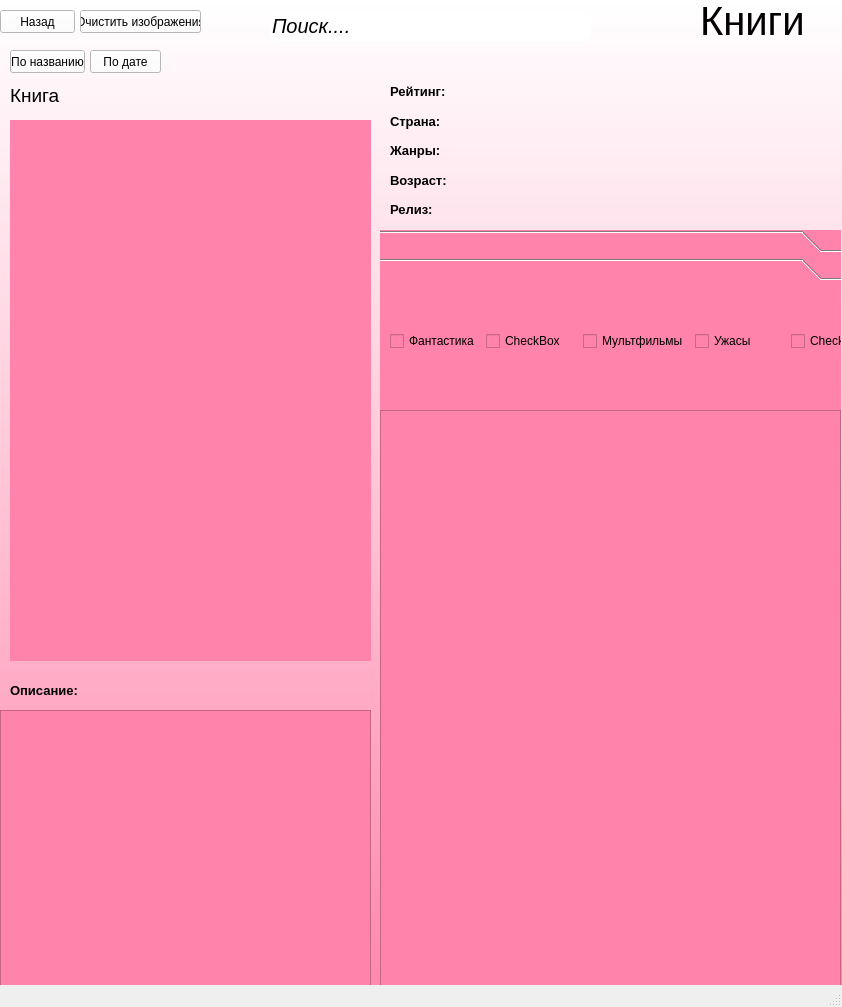
The window that ui/books_comics.ui (Zloiben/Application) describes before a commit, drawn with Qt 5.
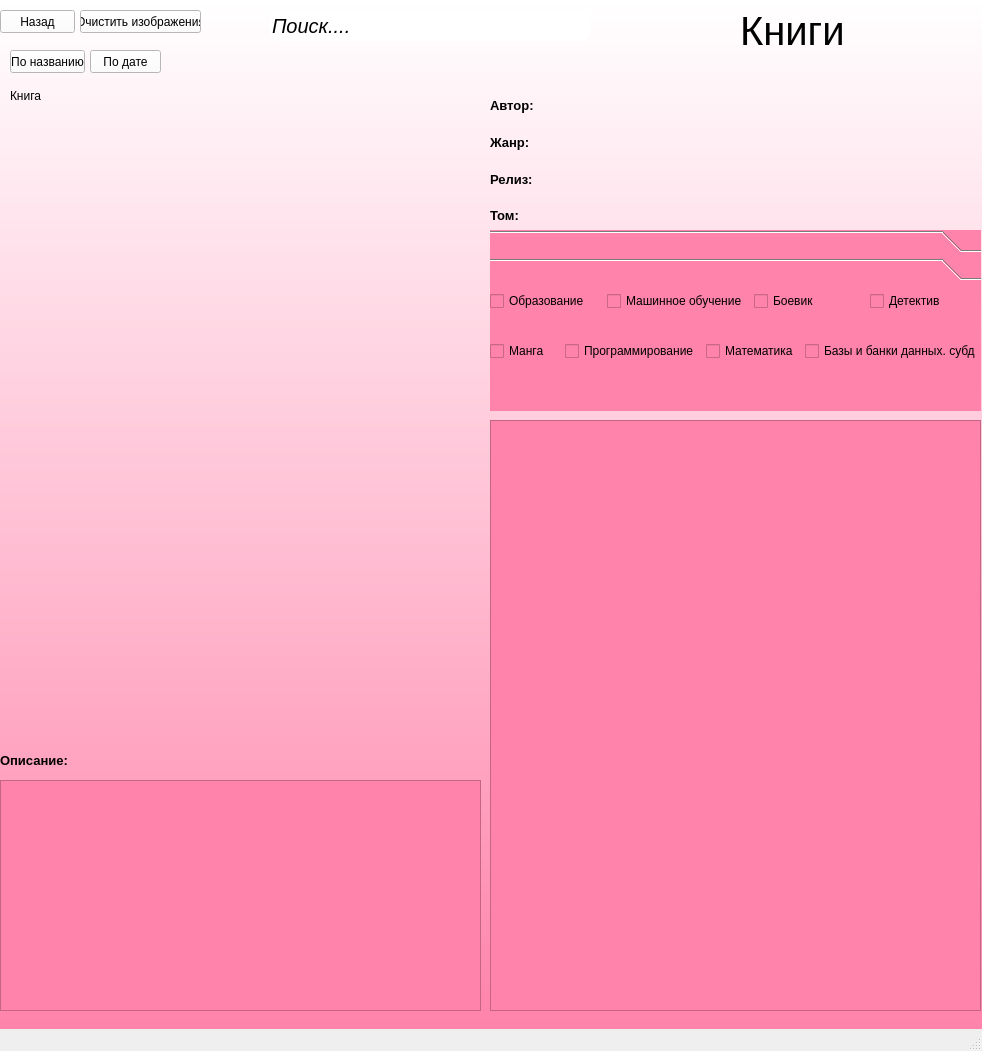
The same window after the commit. The open tabs and pages were chosen to show the change.

Diff of the .ui file:
```diff
--- a/ui/books_comics.ui
+++ b/ui/books_comics.ui
@@ -9,8 +9,8 @@
    <rect>
     <x>0</x>
     <y>0</y>
-    <width>842</width>
-    <height>1007</height>
+    <width>982</width>
+    <height>1051</height>
    </rect>
   </property>
   <property name="windowTitle">
@@ -73,8 +73,8 @@
      <rect>
       <x>0</x>
       <y>80</y>
-      <width>371</width>
-      <height>631</height>
+      <width>481</width>
+      <height>701</height>
      </rect>
     </property>
     <widget class="QLabel" name="image">
@@ -82,12 +82,12 @@
       <rect>
        <x>10</x>
        <y>40</y>
-       <width>361</width>
-       <height>541</height>
+       <width>471</width>
+       <height>631</height>
       </rect>
      </property>
      <property name="styleSheet">
-      <string notr="true">background-color: rgba(255, 131, 171, 255);</string>
+      <string notr="true"/>
      </property>
      <property name="text">
       <string/>
@@ -96,8 +96,8 @@
     <widget class="QLabel" name="description">
      <property name="geometry">
       <rect>
-       <x>10</x>
-       <y>600</y>
+       <x>0</x>
+       <y>670</y>
        <width>71</width>
        <height>20</height>
       </rect>
@@ -118,13 +118,13 @@
       <rect>
        <x>10</x>
        <y>0</y>
-       <width>281</width>
+       <width>371</width>
        <height>31</height>
       </rect>
      </property>
      <property name="font">
       <font>
-       <pointsize>14</pointsize>
+       <pointsize>9</pointsize>
       </font>
      </property>
      <property name="text">
@@ -136,9 +136,9 @@
     <property name="geometry">
      <rect>
       <x>0</x>
-      <y>710</y>
-      <width>371</width>
-      <height>291</height>
+      <y>780</y>
+      <width>481</width>
+      <height>231</height>
      </rect>
     </property>
     <property name="font">
@@ -190,9 +190,9 @@
    <widget class="QToolBox" name="categories">
     <property name="geometry">
      <rect>
-      <x>380</x>
+      <x>490</x>
       <y>230</y>
-      <width>461</width>
+      <width>491</width>
       <height>181</height>
      </rect>
     </property>
@@ -217,7 +217,7 @@
       <rect>
        <x>0</x>
        <y>0</y>
-       <width>461</width>
+       <width>491</width>
        <height>127</height>
       </rect>
      </property>
@@ -227,45 +227,78 @@
      <widget class="QWidget" name="layoutWidget">
       <property name="geometry">
        <rect>
-        <x>10</x>
-        <y>0</y>
+        <x>0</x>
+        <y>-10</y>
         <width>491</width>
-        <height>111</height>
+        <height>51</height>
        </rect>
       </property>
       <layout class="QHBoxLayout" name="categories_3">
        <item>
         <widget class="QCheckBox" name="checkBox_6">
          <property name="text">
-          <string>Фантастика</string>
+          <string>Образование</string>
          </property>
         </widget>
        </item>
        <item>
         <widget class="QCheckBox" name="checkBox_7">
          <property name="text">
-          <string>CheckBox</string>
+          <string>Машинное обучение</string>
          </property>
         </widget>
        </item>
        <item>
         <widget class="QCheckBox" name="checkBox_8">
          <property name="text">
-          <string>Мультфильмы</string>
+          <string>Боевик</string>
          </property>
         </widget>
        </item>
        <item>
         <widget class="QCheckBox" name="checkBox_9">
          <property name="text">
-          <string>Ужасы</string>
+          <string>Детектив</string>
+         </property>
+        </widget>
+       </item>
+      </layout>
+     </widget>
+     <widget class="QWidget" name="layoutWidget_2">
+      <property name="geometry">
+       <rect>
+        <x>0</x>
+        <y>40</y>
+        <width>491</width>
+        <height>51</height>
+       </rect>
+      </property>
+      <layout class="QHBoxLayout" name="categories_4">
+       <item>
+        <widget class="QCheckBox" name="checkBox">
+         <property name="text">
+          <string>Манга</string>
          </property>
         </widget>
        </item>
        <item>
         <widget class="QCheckBox" name="checkBox_10">
          <property name="text">
-          <string>CheckBox</string>
+          <string>Программирование</string>
+         </property>
+        </widget>
+       </item>
+       <item>
+        <widget class="QCheckBox" name="checkBox_11">
+         <property name="text">
+          <string>Математика</string>
+         </property>
+        </widget>
+       </item>
+       <item>
+        <widget class="QCheckBox" name="checkBox_12">
+         <property name="text">
+          <string>Базы и банки данных. субд</string>
          </property>
         </widget>
        </item>
@@ -276,9 +309,9 @@
    <widget class="QListWidget" name="table_books">
     <property name="geometry">
      <rect>
-      <x>380</x>
-      <y>410</y>
-      <width>461</width>
+      <x>490</x>
+      <y>420</y>
+      <width>491</width>
       <height>591</height>
      </rect>
     </property>
@@ -292,8 +325,8 @@
    <widget class="QLabel" name="label">
     <property name="geometry">
      <rect>
-      <x>700</x>
-      <y>0</y>
+      <x>740</x>
+      <y>10</y>
       <width>161</width>
       <height>41</height>
      </rect>
@@ -342,8 +375,8 @@
    <widget class="QWidget" name="verticalLayoutWidget_5">
     <property name="geometry">
      <rect>
-      <x>480</x>
-      <y>80</y>
+      <x>540</x>
+      <y>90</y>
       <width>141</width>
       <height>141</height>
      </rect>
@@ -353,17 +386,7 @@
       <number>9</number>
      </property>
      <item>
-      <widget class="QLabel" name="output_rating">
-       <property name="styleSheet">
-        <string notr="true"/>
-       </property>
-       <property name="text">
-        <string/>
-       </property>
-      </widget>
-     </item>
-     <item>
-      <widget class="QLabel" name="output_nation">
+      <widget class="QLabel" name="output_author">
        <property name="styleSheet">
         <string notr="true"/>
        </property>
@@ -382,16 +405,6 @@
        </property>
       </widget>
      </item>
-     <item>
-      <widget class="QLabel" name="output_age">
-       <property name="styleSheet">
-        <string notr="true"/>
-       </property>
-       <property name="text">
-        <string/>
-       </property>
-      </widget>
-     </item>
      <item>
       <widget class="QLabel" name="output_date">
        <property name="styleSheet">
@@ -407,8 +420,8 @@
    <widget class="QWidget" name="verticalLayoutWidget_4">
     <property name="geometry">
      <rect>
-      <x>390</x>
-      <y>80</y>
+      <x>490</x>
+      <y>90</y>
       <width>105</width>
       <height>141</height>
      </rect>
@@ -424,21 +437,7 @@
         </font>
        </property>
        <property name="text">
-        <string>Рейтинг: </string>
-       </property>
-      </widget>
-     </item>
-     <item>
-      <widget class="QLabel" name="nation">
-       <property name="font">
-        <font>
-         <pointsize>10</pointsize>
-         <weight>75</weight>
-         <bold>true</bold>
-        </font>
-       </property>
-       <property name="text">
-        <string>Страна:</string>
+        <string>Автор:</string>
        </property>
       </widget>
      </item>
@@ -452,21 +451,7 @@
         </font>
        </property>
        <property name="text">
-        <string>Жанры:</string>
-       </property>
-      </widget>
-     </item>
-     <item>
-      <widget class="QLabel" name="age">
-       <property name="font">
-        <font>
-         <pointsize>10</pointsize>
-         <weight>75</weight>
-         <bold>true</bold>
-        </font>
-       </property>
-       <property name="text">
-        <string>Возраст:</string>
+        <string>Жанр:</string>
        </property>
       </widget>
      </item>
@@ -484,6 +469,20 @@
        </property>
       </widget>
      </item>
+     <item>
+      <widget class="QLabel" name="date_2">
+       <property name="font">
+        <font>
+         <pointsize>10</pointsize>
+         <weight>75</weight>
+         <bold>true</bold>
+        </font>
+       </property>
+       <property name="text">
+        <string>Том:</string>
+       </property>
+      </widget>
+     </item>
     </layout>
    </widget>
    <zorder>bg</zorder>
```
Left out of the diff: 14 changed lines with no effect on the pictures.
